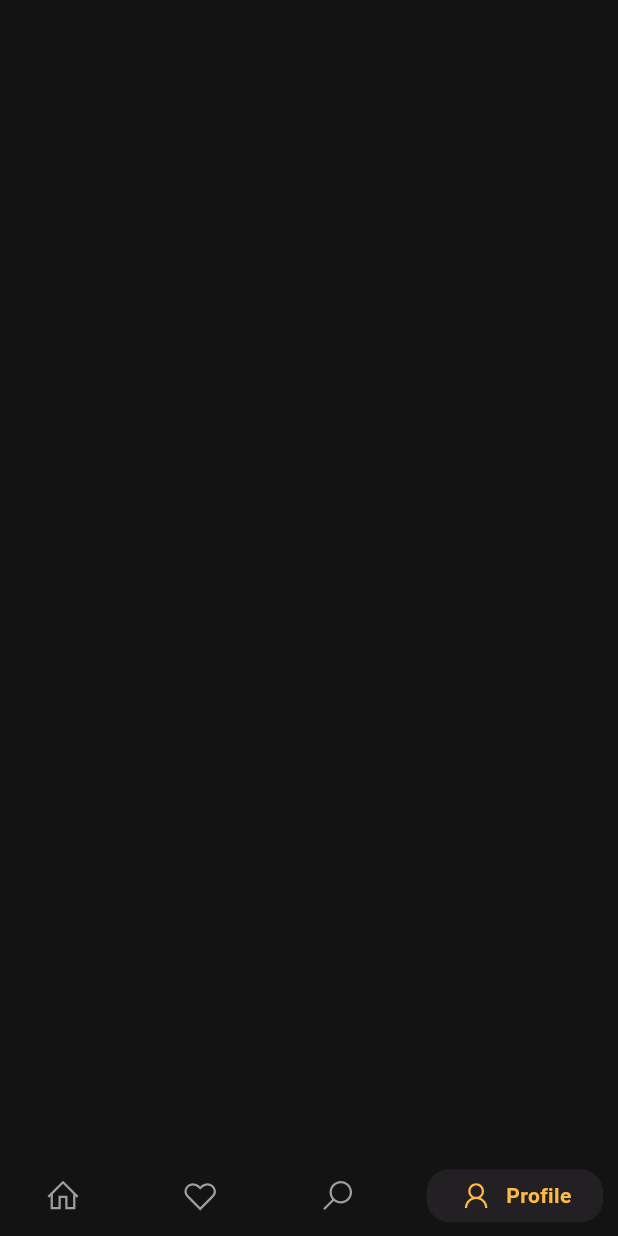
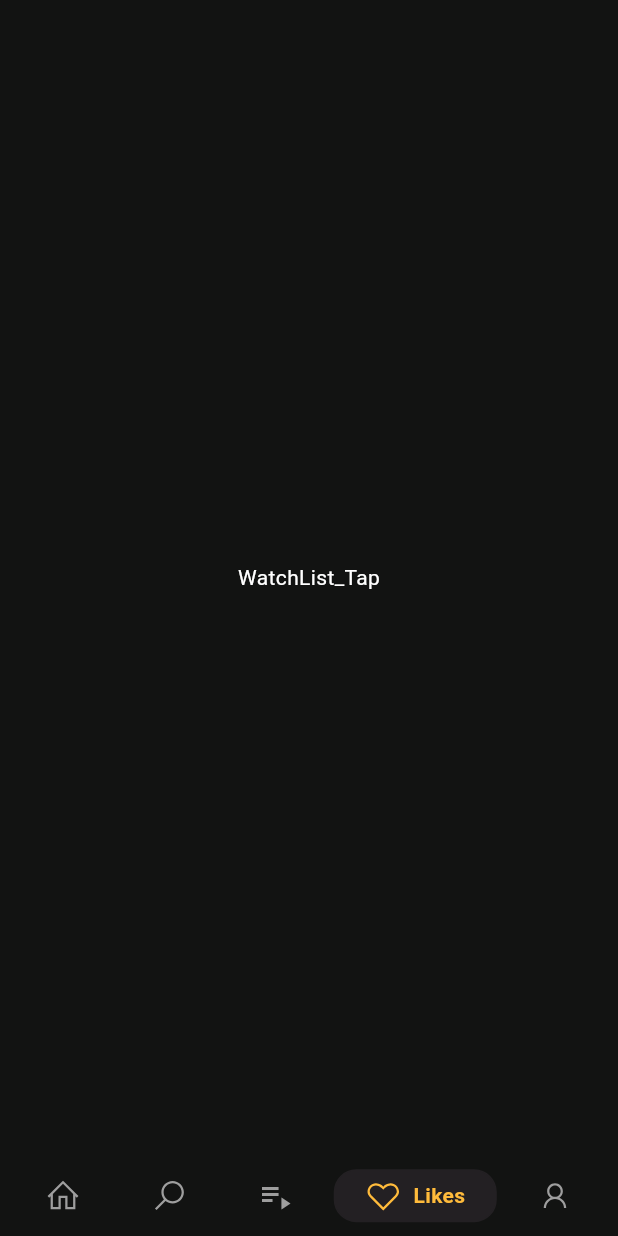
Before and after one commit to mohame12/Movies, a Flutter app: the screen it shows after launch, item 4 of the bottom bar chosen, on a phone screen of 412 x 824 dp. Run offline on Flutter 3.47's test engine with Material 3 defaults, Android fonts, the phone set to English and light mode, and no system bars; drawn by our look-alikes of google_nav_bar; our stand-ins replace flutter_bloc, flutter_screenutil, line_icons.

Commit message:
Add navigation cubit and refactor HomeScreen with Bloc
- Introduce `NavCubit` for managing navigation state.
- Refactor `HomeScreen` to use `BlocProvider` and `BlocBuilder`.
- Create `GNavBar` widget for bottom navigation bar.
- Add new pages for different tabs: `HomeTap`, `SearchTap`, `BrowseTap`, `WatchList`, and `ProfileTap`.
- Update dependencies in `pubspec.yaml` to include `bloc` and `flutter_bloc`.
- Add new assets in `MyAssets`.

```diff
--- a/lib/core/routing/my_routes.dart
+++ b/lib/core/routing/my_routes.dart
@@ -9,7 +9,6 @@ class MyRoute
     SplashScreen.id: (context) => const SplashScreen(),
     HomeScreen.id: (context) =>const HomeScreen(),
 
-
   };
 
 }
--- a/lib/core/themes/my_assets.dart
+++ b/lib/core/themes/my_assets.dart
@@ -1,4 +1,6 @@
 class MyAssets
 {
   static const String splashLogo="assets/images/splashLogo.png";
+  static const String svgWatchlist="assets/svg/Icon ionic-md-bookmarks.svg";
+  static const String svgBrowse="assets/svg/Icon material-movie.svg";
 }
--- /dev/null
+++ b/lib/features/home_features/presentation/manager/nav_cubit/nav_cubit.dart
@@ -0,0 +1,59 @@
+
+
+import 'package:flutter/material.dart';
+import 'package:flutter_bloc/flutter_bloc.dart';
+import 'package:google_nav_bar/google_nav_bar.dart';
+import 'package:line_icons/line_icons.dart';
+import 'package:movies_app/features/browse_tap_feature/presentation/pages/browse_tap.dart';
+import 'package:movies_app/features/home_features/presentation/manager/nav_cubit/nav_state.dart';
+import 'package:movies_app/features/home_tap_feature/presentation/pages/home_tap.dart';
+import 'package:movies_app/features/profile_tap_feature/presentation/pages/profile_tap.dart';
+import 'package:movies_app/features/search_tap_feature/presentation/pages/search_tap.dart';
+import 'package:movies_app/features/watch_list_feature/presentation/pages/watch_list.dart';
+
+
+class NavCubit extends Cubit<NavState> {
+  NavCubit() : super(NavInitial());
+  static NavCubit get(context)=>BlocProvider.of(context);
+
+  List<GButton>gnav=[
+    const GButton(
+      icon: LineIcons.home,
+      text: 'Home',
+    ),
+    const GButton(
+      icon: LineIcons.search,
+      text: 'Search',
+    ),
+    const GButton(
+      icon:Icons.playlist_play,
+      text: 'Browse',
+    ),
+    const GButton(
+      icon: LineIcons.heart,
+      text: 'Likes',
+    ),
+    const GButton(
+      icon: LineIcons.user,
+      text: 'Profile',
+    )
+  ];
+
+  List<Widget>listOfBoby=[
+    const HomeTap(),
+    const SearchTap(),
+    const BrowseTap(),
+    const WatchList(),
+    const ProfileTap(),
+  ];
+
+
+  int selectedTap=0;
+
+  void onTap(int index){
+    selectedTap=index;
+    emit(NavChanged());
+  }
+
+
+}
--- /dev/null
+++ b/lib/features/home_features/presentation/manager/nav_cubit/nav_state.dart
@@ -0,0 +1,4 @@
+class NavState {}
+
+final class NavInitial extends NavState {}
+final class NavChanged extends NavState {}
--- a/lib/features/home_features/presentation/pages/home_screen.dart
+++ b/lib/features/home_features/presentation/pages/home_screen.dart
@@ -1,51 +1,27 @@
 import 'package:flutter/material.dart';
-import 'package:flutter_screenutil/flutter_screenutil.dart';
-import 'package:google_nav_bar/google_nav_bar.dart';
-import 'package:line_icons/line_icons.dart';
-import 'package:movies_app/core/themes/my_colors.dart';
-
+import 'package:flutter_bloc/flutter_bloc.dart';
+import 'package:movies_app/features/home_features/presentation/manager/nav_cubit/nav_cubit.dart';
+import 'package:movies_app/features/home_features/presentation/manager/nav_cubit/nav_state.dart';
+import 'package:movies_app/features/home_features/presentation/widgets/g_nav_bar.dart';
 
 
 class HomeScreen extends StatelessWidget {
   const HomeScreen({super.key});
-  static const String id="HomeScreen";
 
+  static const String id = "HomeScreen";
 
   @override
   Widget build(BuildContext context) {
-    return  Scaffold(
-      bottomNavigationBar:Padding(
-        padding: EdgeInsetsDirectional.symmetric(horizontal: 10.w, vertical: 10.h),
-        child: GNav(
-            tabBorderRadius: 15,
-            tabActiveBorder: Border.all(color: const Color(0xff232023), width: 1), // tab button border
-            curve: Curves.easeInExpo, // tab animation curves
-            duration: const Duration(milliseconds: 800),
-            gap: 8,
-            color: Colors.grey,
-            activeColor: MyColors.yellowColor,
-            tabBackgroundColor: const Color(0xff232023),
-            padding: EdgeInsets.symmetric(horizontal: 20.w, vertical: 5.h), // navigation bar padding
-
-            tabs:  const [
-          GButton(
-            icon: LineIcons.home,
-            text: 'Home',
-          ),
-          GButton(
-            icon: LineIcons.heart,
-            text: 'Likes',
-          ),
-          GButton(
-            icon: LineIcons.search,
-            text: 'Search',
-          ),
-          GButton(
-            icon: LineIcons.user,
-            text: 'Profile',
-          )
-        ]),
-      )
+    return BlocProvider(
+      create: (context) => NavCubit(),
+      child: BlocBuilder<NavCubit,NavState>(
+        builder: (context, state) {
+          NavCubit cubit=NavCubit.get(context);
+          return Scaffold(
+            body: cubit.listOfBoby[cubit.selectedTap],
+              bottomNavigationBar: GNavBar(cubit:cubit,));
+        },
+      ),
     );
   }
 }
--- /dev/null
+++ b/lib/features/home_features/presentation/widgets/g_nav_bar.dart
@@ -0,0 +1,34 @@
+import 'package:flutter/material.dart';
+import 'package:flutter_screenutil/flutter_screenutil.dart';
+import 'package:google_nav_bar/google_nav_bar.dart';
+import 'package:movies_app/core/themes/my_colors.dart';
+
+import '../manager/nav_cubit/nav_cubit.dart';
+
+class GNavBar extends StatelessWidget {
+  const GNavBar({
+    super.key,
+    required this.cubit,
+  });
+  final NavCubit cubit;
+  @override
+  Widget build(BuildContext context) {
+    return Padding(
+      padding:
+          EdgeInsetsDirectional.symmetric(horizontal: 10.w, vertical: 10.h),
+      child: GNav(
+          tabBorderRadius: 15,
+          tabActiveBorder: Border.all(color: const Color(0xff232023), width: 1),
+          curve: Curves.easeInExpo, // tab animation curves
+          duration: const Duration(milliseconds: 800),
+          gap: 8,
+          color: Colors.grey,
+          activeColor: MyColors.yellowColor,
+          tabBackgroundColor: const Color(0xff232023),
+          padding: EdgeInsets.symmetric(horizontal: 20.w, vertical: 5.h),
+          selectedIndex: cubit.selectedTap,
+          onTabChange: cubit.onTap,
+          tabs: cubit.gnav),
+    );
+  }
+}
--- /dev/null
+++ b/lib/features/watch_list_feature/presentation/pages/watch_list.dart
@@ -0,0 +1,12 @@
+import 'package:flutter/material.dart';
+
+class WatchList extends StatelessWidget {
+  const WatchList({super.key});
+
+  @override
+  Widget build(BuildContext context) {
+    return Scaffold(
+      body: Center(child: Text('WatchList_Tap',style: TextStyle(color: Colors.white),)),
+    );
+  }
+}
--- a/pubspec.yaml
+++ b/pubspec.yaml
@@ -39,6 +39,8 @@ dependencies:
   flutter_svg: ^2.0.10+1
   google_nav_bar: ^5.0.6
   line_icons: ^2.0.3
+  bloc: ^8.1.4
+  flutter_bloc: ^8.1.6
 
 dev_dependencies:
   flutter_test:
```
Also changed, not shown: lib/features/browse_tap_feature/presentation/pages/browse_tap.dart (added, +12 -0 lines), lib/features/home_tap_feature/presentation/pages/home_tap.dart (added, +12 -0 lines), lib/features/profile_tap_feature/presentation/pages/profile_tap.dart (added, +12 -0 lines), lib/features/search_tap_feature/presentation/pages/search_tap.dart (added, +12 -0 lines), pubspec.lock.
